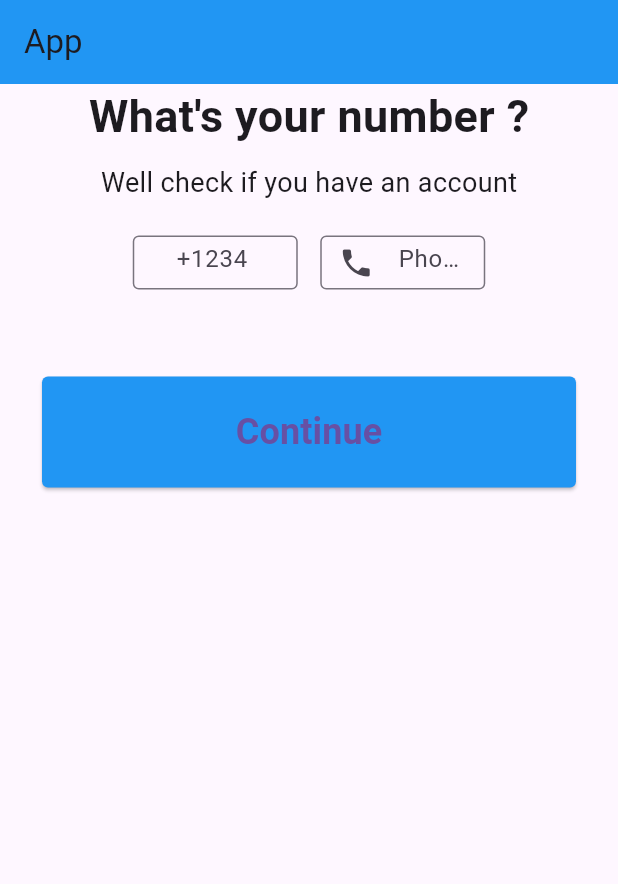
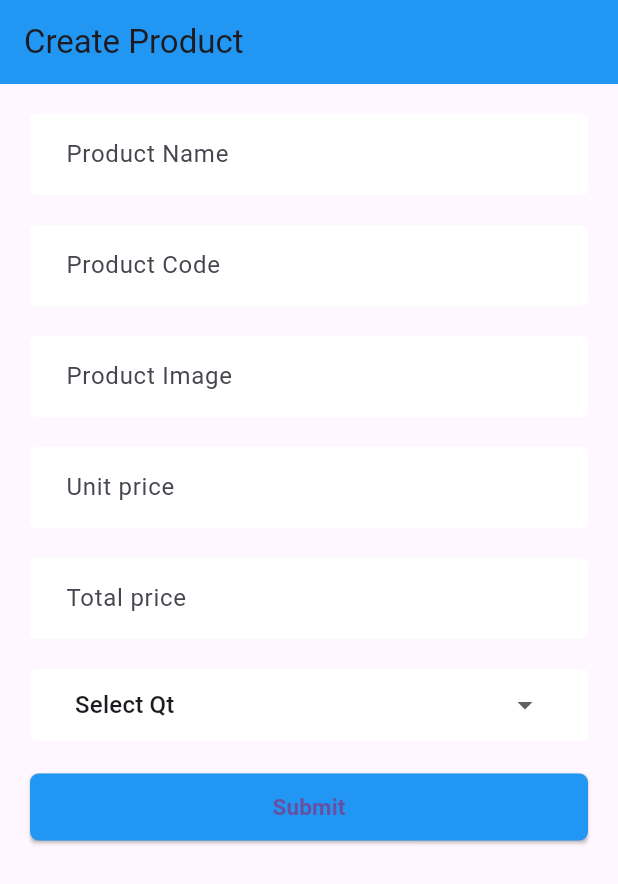
Before and after one commit to Nazifa26/1_st-project, a Flutter app: the screen it shows after launch, on a phone screen of 412 x 824 dp. Shown: the top 884 px of the screen. Run offline on Flutter 3.47's test engine with Material 3 defaults, Android fonts, the phone set to English and light mode, and no system bars.

Commit message:
First commit

```diff
--- /dev/null
+++ b/lib/Screen/ProductCreateScreen.dart
@@ -0,0 +1,136 @@
+import 'package:flutter/material.dart';
+import 'package:myapp/Style/style.dart';
+
+class Productcreatescreen extends StatefulWidget {
+  @override
+  State<StatefulWidget> createState() {
+    return ProductcreatescreenView();
+  }
+}
+
+class ProductcreatescreenView extends State<Productcreatescreen> {
+  Map<String, String> FormValues = {
+    "Img": "",
+    "Product Name": "",
+    "Product Code": "",
+    "Unit Price": "",
+    "Total Price": "",
+    "Qty": "",
+  };
+
+  InputOnChange(MapKey, TextValue) {
+    setState(() {
+      FormValues.update(MapKey, (TextValue) => TextValue);
+    });
+  }
+
+  @override
+  Widget build(BuildContext context) {
+    return Scaffold(
+      appBar: AppBar(
+        title: Text('Create Product'),
+        backgroundColor: Colors.blue,
+      ),
+      body: Stack(
+        children: [
+          Container(
+            child: SingleChildScrollView(
+              padding: EdgeInsets.all(20),
+              child: Column(
+                children: [
+                  TextFormField(
+                    onChanged: (TextValue) {
+                       InputOnChange("ProductName", TextValue);
+                    },
+                    decoration: AppInputDecoration('Product Name'),
+                  ),
+                  SizedBox(
+                    height: 20,
+                  ),
+                  TextFormField(
+                    onChanged: (TextValue) {
+                      InputOnChange("Productode", TextValue);
+                    },
+                    decoration: AppInputDecoration('Product Code'),
+                  ),
+                  SizedBox(
+                    height: 20,
+                  ),
+                  TextFormField(
+                    onChanged: (TextValue) {
+                      InputOnChange("Img", TextValue);
+                    },
+                    decoration: AppInputDecoration('Product Image'),
+                  ),
+                  SizedBox(
+                    height: 20,
+                  ),
+                  TextFormField(
+                    onChanged: (TextValue) {
+                      InputOnChange("UnitPrice", TextValue);
+                    },
+                    decoration: AppInputDecoration('Unit price'),
+                  ),
+                  SizedBox(
+                    height: 20,
+                  ),
+                  TextFormField(
+                    onChanged: (TextValue) {
+                      InputOnChange("TotalPrice", TextValue);
+                    },
+                    decoration: AppInputDecoration('Total price'),
+                  ),
+                  SizedBox(
+                    height: 20,
+                  ),
+                  AppDropDownStyle(
+                    DropdownButton(
+                      value:FormValues["Qty"],
+                      items: [
+                        DropdownMenuItem(
+                          child: Text('Select Qt'),
+                          value: "",
+                        ),
+                        DropdownMenuItem(
+                          child: Text('1 pcs'),
+                          value: "1 pcs",
+                        ),
+                        DropdownMenuItem(
+                          child: Text('2 pcs'),
+                          value: "2 pcs",
+                        ),
+                        DropdownMenuItem(
+                          child: Text('3 pcs'),
+                          value: "3 pcs",
+                        ),
+                        DropdownMenuItem(
+                          child: Text('4 pcs'),
+                          value: "4 pcs",
+                        ),
+                      ],
+                      onChanged: (TextValue) {
+                      InputOnChange("Qty", TextValue);
+
+                      },
+                      underline: Container(),
+                      isExpanded: true,
+                    ),
+                  ),
+                  SizedBox(
+                    height: 20,
+                  ),
+                  Container(
+                    child: ElevatedButton(
+                        style: AppButtonStyle(),
+                        onPressed: () {},
+                        child: SuccessButtonStyle('Submit')),
+                  ),
+                ],
+              ),
+            ),
+          ),
+        ],
+      ),
+    );
+  }
+}
--- /dev/null
+++ b/lib/Style/style.dart
@@ -0,0 +1,71 @@
+import 'package:flutter/material.dart';
+
+const colorRed = Color.fromRGBO(231, 28, 36, 1);
+const colorGreen = Color.fromRGBO(33, 191, 115, 1);
+const colorWhite = Color.fromRGBO(255, 255, 255, 1);
+const colorDarkBlue = Color.fromRGBO(44, 62, 80, 1);
+
+InputDecoration AppInputDecoration(String label,
+    {Color borderColor = Colors.white,
+    Color focusedBorderColor = Colors.green}) {
+  return InputDecoration(
+    focusedBorder: OutlineInputBorder(
+      borderSide: BorderSide(color: focusedBorderColor, width: 1),
+    ),
+    fillColor: Colors.white,
+    filled: true,
+    contentPadding: EdgeInsets.fromLTRB(20, 10, 10, 20),
+    enabledBorder: OutlineInputBorder(
+      borderSide: BorderSide(color: borderColor, width: 1),
+    ),
+    border: OutlineInputBorder(),
+    labelText: label,
+  );
+}
+
+DecoratedBox AppDropDownStyle(child) {
+  return DecoratedBox(
+    decoration: BoxDecoration(
+      color: Colors.white,
+      border: Border.all(
+        color: Colors.white,
+        width: 1,
+      ),
+      borderRadius: BorderRadius.circular(4),
+    ),
+    child: Padding(
+      padding: EdgeInsets.only(left: 30, right: 30),
+      child: child,
+    ),
+  );
+}
+
+ButtonStyle AppButtonStyle() {
+  return ElevatedButton.styleFrom(
+    elevation: 1,
+    padding: EdgeInsets.all(0),
+    backgroundColor: Colors.transparent,
+    shape: RoundedRectangleBorder(
+      borderRadius: BorderRadius.circular(4),
+    ),
+  );
+}
+
+Ink SuccessButtonStyle(ButtonText) {
+  return Ink(
+    decoration: BoxDecoration(
+      color: Colors.blue,
+     borderRadius: BorderRadius.circular(6),
+    ),
+    child: Container(
+      height: 45,
+      alignment: Alignment.center,
+      child:Text(ButtonText,
+      style:TextStyle(
+        fontWeight: FontWeight.bold,
+        fontSize: 15,
+      ) ,)
+    ),
+  );
+
+}
--- a/lib/main.dart
+++ b/lib/main.dart
@@ -1,6 +1,5 @@
-
 import 'package:flutter/material.dart';
-import 'package:myapp/style.dart';
+import 'package:myapp/Screen/ProductCreateScreen.dart';
 
 void main() {
   runApp(MyApp());
@@ -10,114 +9,8 @@ class MyApp extends StatelessWidget {
   @override
   Widget build(BuildContext context) {
     return MaterialApp(
-      title: "App",
-      home: MyHomePage(),
+      title: 'Flutter CURD App',
+      home: Productcreatescreen(),
     );
   }
 }
-
-class MyHomePage extends StatefulWidget {
-  @override
-  State<StatefulWidget> createState() {
-    return MyHomePageUI();
-  }
-}
-
-class MyHomePageUI extends State<MyHomePage> {
-  @override
-  Widget build(BuildContext context) {
-    return Scaffold(
-      appBar: AppBar(
-        title: Text('App'),
-        backgroundColor: Colors.blue,
-      ),
-      body: Column(
-
-        children: [
-          Text("What'\s your number ?",
-
-          style: TextStyle(
-            fontSize: 30,
-            fontWeight: FontWeight.bold,
-
-          ),
-
-
-          ),
-          SizedBox(height: 10,),
-
-          Text('We\ll check if you have an account',
-          style: TextStyle(
-            fontSize: 18,
-          ),
-
-          ),
-          SizedBox(height: 12,),
-
-            Container(
-            height:56 ,
-            width:255 ,
-
-            padding: EdgeInsets.all(10),
-
-            child: Row(
-
-              children: [
-
-
-
-              Expanded(child:
-              TextFormField(
-                decoration: AppInputDecoration(),
-
-              ),
-
-               ),
-               SizedBox(width: 15),
-
-               Expanded(child:
-              SizedBox(
-
-                  height: 56,
-                  width:255 ,
-                  child: TextFormField(
-                    decoration: AppInputDecoration2(),
-
-                  ),
-                ),
-              ),
-
-
-
-                    ],
-
-
-
-            ),
-
-          ),
-          SizedBox(height: 20,),
-          Container(
-            padding: EdgeInsets.all(28),
-           width: double.infinity,
-                child:ElevatedButton(
-                  style: AppButtonStyle(),
-                  onPressed:(){},
-                  child:Text('Continue',
-                  style: TextStyle(
-                    fontWeight: FontWeight.bold,
-                    fontSize: 24,
-
-                  ),
-                  )) ,
-               ),
-
-
-
-
-        ],
-      ),
-
-      );
-  }
-}
--- a/lib/style.dart
+++ /dev/null
@@ -1,28 +0,0 @@
-import 'package:flutter/material.dart';
-
-InputDecoration AppInputDecoration() {
-  return InputDecoration(
-    contentPadding: EdgeInsets.fromLTRB(25, 15, 15, 5),
-    border: OutlineInputBorder(),
-    hintText: "+1234",
-  );
-}
-
-InputDecoration AppInputDecoration2() {
-  return InputDecoration(
-    contentPadding: EdgeInsets.fromLTRB(10, 10, 10, 10),
-    border: OutlineInputBorder(),
-    prefixIcon: Icon(Icons.phone),
-    hintText: "Phone",
-  );
-}
-
-ButtonStyle AppButtonStyle() {
-  return ElevatedButton.styleFrom(
-    padding: EdgeInsets.all(20),
-    backgroundColor: Colors.blue,
-    shape: RoundedRectangleBorder(
-      borderRadius: BorderRadius.all(Radius.circular(4)),
-    ),
-  );
-}
--- a/pubspec.yaml
+++ b/pubspec.yaml
@@ -35,6 +35,8 @@ dependencies:
   # The following adds the Cupertino Icons font to your application.
   # Use with the CupertinoIcons class for iOS style icons.
   cupertino_icons: ^1.0.6
+  http: ^1.2.2
+  flutter_svg: ^2.0.10+1
 
 dev_dependencies:
   flutter_test:
```
Also changed, not shown: lib/RestAPI/restclient.dart (added), lib/Screen/ProductGridViewScreen.dart (added), lib/Utility/Utility.dart (added), pubspec.lock, 1 other file.
